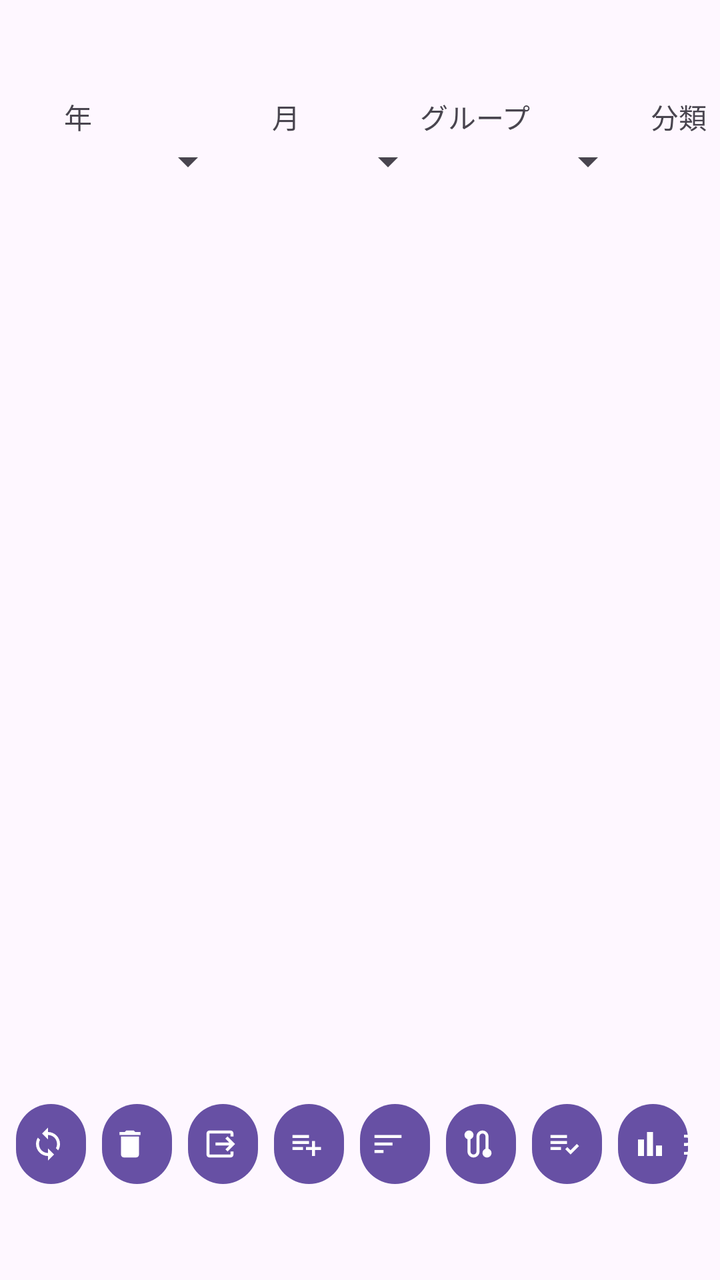
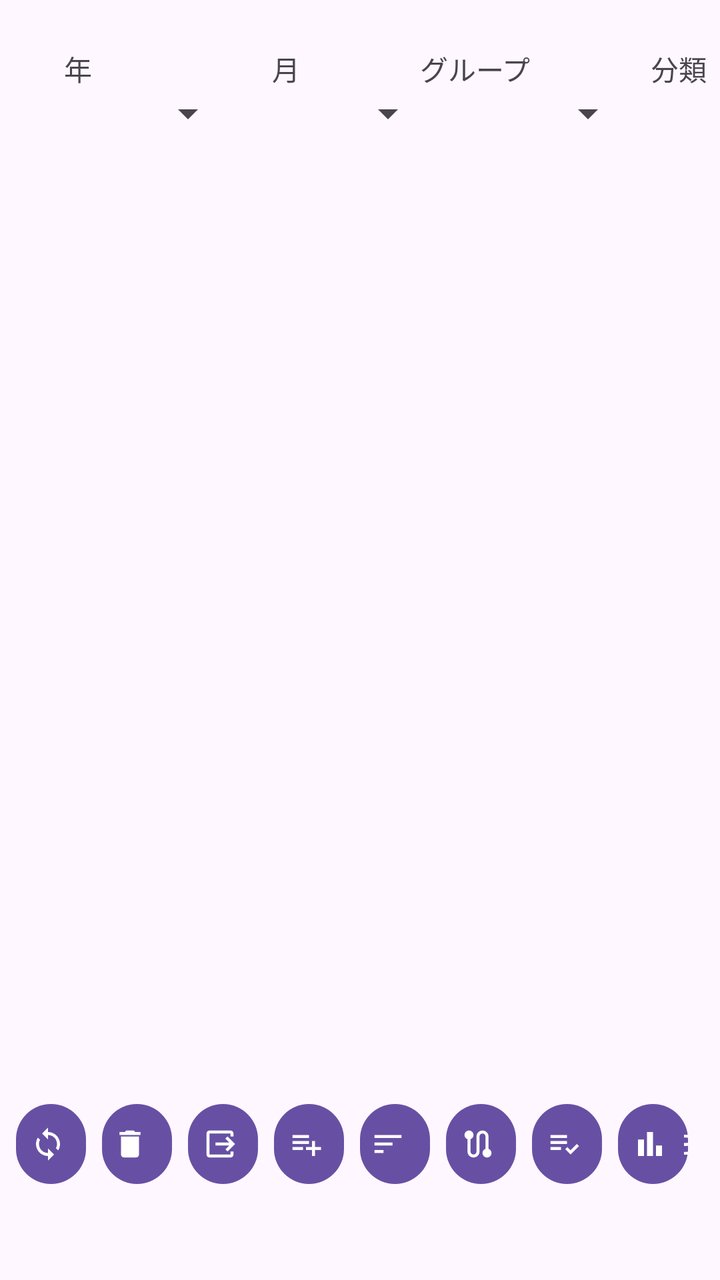

Screens rendered from an Android XML layout before and after an edit, with the pre-edit source and the edit as a unified diff.
<!-- AndroidManifest.xml: application theme Theme.MyApplication4 -->
<!-- res/layout/activity_gps_trace_list.xml -->
<?xml version="1.0" encoding="utf-8"?>
<androidx.constraintlayout.widget.ConstraintLayout xmlns:android="http://schemas.android.com/apk/res/android"
    xmlns:app="http://schemas.android.com/apk/res-auto"
    xmlns:tools="http://schemas.android.com/tools"
    android:id="@+id/main"
    android:layout_width="match_parent"
    android:layout_height="match_parent"
    tools:context=".GpsTraceListActivity">

    <Spinner
        android:id="@+id/spinner7"
        android:layout_width="110dp"
        android:layout_height="wrap_content"
        android:layout_marginStart="8dp"
        app:layout_constraintStart_toStartOf="parent"
        app:layout_constraintTop_toBottomOf="@+id/textView34" />

    <Spinner
        android:id="@+id/spinner8"
        android:layout_width="100dp"
        android:layout_height="wrap_content"
        app:layout_constraintStart_toEndOf="@+id/spinner14"
        app:layout_constraintTop_toBottomOf="@+id/textView35" />

    <Spinner
        android:id="@+id/spinner9"
        android:layout_width="100dp"
        android:layout_height="wrap_content"
        android:layout_marginStart="8dp"
        app:layout_constraintStart_toEndOf="@+id/spinner8"
        app:layout_constraintTop_toBottomOf="@+id/textView36" />

    <Button
        android:id="@+id/button17"
        android:layout_width="35dp"
        android:layout_height="wrap_content"
        android:layout_marginStart="8dp"
        android:layout_marginBottom="44dp"
        android:paddingLeft="7dp"
        app:icon="@drawable/ic_baseline_sync_24"
        app:layout_constraintBottom_toBottomOf="parent"
        app:layout_constraintStart_toStartOf="parent" />

    <Button
        android:id="@+id/button18"
        android:layout_width="35dp"
        android:layout_height="wrap_content"
        android:layout_marginStart="8dp"
        android:layout_marginBottom="44dp"
        android:paddingLeft="5dp"
        app:icon="@drawable/ic_baseline_delete_24"
        app:layout_constraintBottom_toBottomOf="parent"
        app:layout_constraintStart_toEndOf="@+id/button17" />

    <Button
        android:id="@+id/button19"
        android:layout_width="35dp"
        android:layout_height="wrap_content"
        android:layout_marginStart="8dp"
        android:layout_marginBottom="44dp"
        android:paddingLeft="5dp"
        app:icon="@drawable/ic_baseline_sort_24"
        app:layout_constraintBottom_toBottomOf="parent"
        app:layout_constraintStart_toEndOf="@+id/button27" />

    <Button
        android:id="@+id/button20"
        android:layout_width="35dp"
        android:layout_height="wrap_content"
        android:layout_marginStart="8dp"
        android:layout_marginBottom="44dp"
        android:paddingLeft="7dp"
        android:paddingRight="0dp"
        app:icon="@drawable/ic_baseline_route_24"
        app:layout_constraintBottom_toBottomOf="parent"
        app:layout_constraintStart_toEndOf="@+id/button19" />

    <ListView
        android:id="@+id/gpsTraceListView"
        android:layout_width="0dp"
        android:layout_height="0dp"
        android:layout_marginStart="1dp"
        android:layout_marginEnd="1dp"
        app:layout_constraintBottom_toTopOf="@+id/button17"
        app:layout_constraintEnd_toEndOf="parent"
        app:layout_constraintStart_toStartOf="parent"
        app:layout_constraintTop_toBottomOf="@+id/spinner9" />

    <TextView
        android:id="@+id/textView34"
        android:layout_width="wrap_content"
        android:layout_height="wrap_content"
        android:layout_marginStart="32dp"
        android:layout_marginTop="48dp"
        android:text="年"
        app:layout_constraintStart_toStartOf="parent"
        app:layout_constraintTop_toTopOf="parent" />

    <TextView
        android:id="@+id/textView35"
        android:layout_width="wrap_content"
        android:layout_height="wrap_content"
        android:layout_marginStart="60dp"
        android:text="グループ"
        app:layout_constraintStart_toEndOf="@+id/textView37"
        app:layout_constraintTop_toTopOf="@+id/textView37" />

    <TextView
        android:id="@+id/textView36"
        android:layout_width="wrap_content"
        android:layout_height="wrap_content"
        android:layout_marginStart="60dp"
        android:text="分類"
        app:layout_constraintStart_toEndOf="@+id/textView35"
        app:layout_constraintTop_toTopOf="@+id/textView35" />

    <Button
        android:id="@+id/button25"
        android:layout_width="35dp"
        android:layout_height="wrap_content"
        android:layout_marginStart="8dp"
        android:layout_marginBottom="44dp"
        android:paddingLeft="7dp"
        app:icon="@drawable/ic_outline_playlist_add_check_24"
        app:layout_constraintBottom_toBottomOf="parent"
        app:layout_constraintStart_toEndOf="@+id/button20" />

    <Button
        android:id="@+id/button27"
        android:layout_width="35dp"
        android:layout_height="wrap_content"
        android:layout_marginStart="8dp"
        android:layout_marginBottom="44dp"
        android:paddingLeft="7dp"
        android:paddingRight="0dp"
        app:icon="@drawable/ic_baseline_playlist_add_24"
        app:layout_constraintBottom_toBottomOf="parent"
        app:layout_constraintStart_toEndOf="@+id/button28" />

    <Button
        android:id="@+id/button28"
        android:layout_width="35dp"
        android:layout_height="wrap_content"
        android:layout_marginStart="8dp"
        android:layout_marginBottom="44dp"
        android:paddingLeft="7dp"
        android:paddingRight="0dp"
        app:icon="@drawable/ic_baseline_output_24"
        app:layout_constraintBottom_toBottomOf="parent"
        app:layout_constraintStart_toEndOf="@+id/button18" />

    <Button
        android:id="@+id/button"
        android:layout_width="35dp"
        android:layout_height="wrap_content"
        android:layout_marginStart="8dp"
        android:layout_marginBottom="44dp"
        android:paddingLeft="7dp"
        android:paddingRight="0dp"
        android:text="B"
        app:icon="@drawable/outline_bar_chart_24"
        app:layout_constraintBottom_toBottomOf="parent"
        app:layout_constraintStart_toEndOf="@+id/button25" />

    <Spinner
        android:id="@+id/spinner14"
        android:layout_width="100dp"
        android:layout_height="wrap_content"
        app:layout_constraintStart_toEndOf="@+id/spinner7"
        app:layout_constraintTop_toBottomOf="@+id/textView37" />

    <TextView
        android:id="@+id/textView37"
        android:layout_width="wrap_content"
        android:layout_height="wrap_content"
        android:layout_marginStart="90dp"
        android:text="月"
        app:layout_constraintStart_toEndOf="@+id/textView34"
        app:layout_constraintTop_toTopOf="@+id/textView34" />

</androidx.constraintlayout.widget.ConstraintLayout>
<!-- resources referenced by this layout -->
<resources>
  <!-- drawable ic_baseline_delete_24 (drawable) -->
  <vector android:height="24dp" android:tint="#000000"
      android:viewportHeight="24" android:viewportWidth="24"
      android:width="24dp" xmlns:android="http://schemas.android.com/apk/res/android">
      <path android:fillColor="@android:color/white" android:pathData="M6,19c0,1.1 0.9,2 2,2h8c1.1,0 2,-0.9 2,-2V7H6v12zM19,4h-3.5l-1,-1h-5l-1,1H5v2h14V4z"/>
  </vector>
  <!-- drawable ic_baseline_output_24 (drawable) -->
  <vector android:height="24dp" android:tint="#000000"
      android:viewportHeight="24" android:viewportWidth="24"
      android:width="24dp" xmlns:android="http://schemas.android.com/apk/res/android">
      <path android:fillColor="@android:color/white" android:pathData="M17,17l5,-5l-5,-5l-1.41,1.41l2.58,2.59l-9.17,0l0,2l9.17,0l-2.58,2.59z"/>
      <path android:fillColor="@android:color/white" android:pathData="M19,19H5V5h14v2h2V5c0,-1.1 -0.89,-2 -2,-2H5C3.9,3 3,3.9 3,5v14c0,1.1 0.9,2 2,2h14c1.11,0 2,-0.9 2,-2v-2h-2V19z"/>
  </vector>
  <!-- drawable ic_baseline_playlist_add_24 (drawable) -->
  <vector android:autoMirrored="true" android:height="24dp"
      android:tint="#000000" android:viewportHeight="24"
      android:viewportWidth="24" android:width="24dp" xmlns:android="http://schemas.android.com/apk/res/android">
      <path android:fillColor="@android:color/white" android:pathData="M14,10H3v2h11V10zM14,6H3v2h11V6zM18,14v-4h-2v4h-4v2h4v4h2v-4h4v-2H18zM3,16h7v-2H3V16z"/>
  </vector>
  <!-- drawable ic_baseline_route_24 (drawable) -->
  <vector android:height="24dp" android:tint="#000000"
      android:viewportHeight="24" android:viewportWidth="24"
      android:width="24dp" xmlns:android="http://schemas.android.com/apk/res/android">
      <path android:fillColor="@android:color/white" android:pathData="M19,15.18V7c0,-2.21 -1.79,-4 -4,-4s-4,1.79 -4,4v10c0,1.1 -0.9,2 -2,2s-2,-0.9 -2,-2V8.82C8.16,8.4 9,7.3 9,6c0,-1.66 -1.34,-3 -3,-3S3,4.34 3,6c0,1.3 0.84,2.4 2,2.82V17c0,2.21 1.79,4 4,4s4,-1.79 4,-4V7c0,-1.1 0.9,-2 2,-2s2,0.9 2,2v8.18c-1.16,0.41 -2,1.51 -2,2.82c0,1.66 1.34,3 3,3s3,-1.34 3,-3C21,16.7 20.16,15.6 19,15.18z"/>
  </vector>
  <!-- drawable ic_baseline_sort_24 (drawable) -->
  <vector android:autoMirrored="true" android:height="24dp"
      android:tint="#000000" android:viewportHeight="24"
      android:viewportWidth="24" android:width="24dp" xmlns:android="http://schemas.android.com/apk/res/android">
      <path android:fillColor="@android:color/white" android:pathData="M3,18h6v-2L3,16v2zM3,6v2h18L21,6L3,6zM3,13h12v-2L3,11v2z"/>
  </vector>
  <!-- drawable ic_baseline_sync_24 (drawable) -->
  <vector xmlns:android="http://schemas.android.com/apk/res/android"
      android:width="24dp"
      android:height="24dp"
      android:viewportWidth="24"
      android:viewportHeight="24"
      android:tint="?attr/colorControlNormal">
    <path
        android:fillColor="@android:color/white"
        android:pathData="M12,4L12,1L8,5l4,4L12,6c3.31,0 6,2.69 6,6 0,1.01 -0.25,1.97 -0.7,2.8l1.46,1.46C19.54,15.03 20,13.57 20,12c0,-4.42 -3.58,-8 -8,-8zM12,18c-3.31,0 -6,-2.69 -6,-6 0,-1.01 0.25,-1.97 0.7,-2.8L5.24,7.74C4.46,8.97 4,10.43 4,12c0,4.42 3.58,8 8,8v3l4,-4 -4,-4v3z"/>
  </vector>
  <!-- drawable outline_bar_chart_24 (drawable) -->
  <vector xmlns:android="http://schemas.android.com/apk/res/android" android:height="24dp" android:tint="#000000" android:viewportHeight="960" android:viewportWidth="960" android:width="24dp">
        
      <path android:fillColor="@android:color/white" android:pathData="M640,800L640,520L800,520L800,800L640,800ZM400,800L400,160L560,160L560,800L400,800ZM160,800L160,360L320,360L320,800L160,800Z"/>
      
  </vector>
  <style name="Theme.MyApplication4" parent="Base.Theme.MyApplication4" />
  <style name="Base.Theme.MyApplication4" parent="Theme.Material3.DayNight">
          
          
      </style>
  <!-- unchanged entries left out for length: 1 -->
</resources>

<!-- the commit's change to res/layout/activity_gps_trace_list.xml (unified diff, before → after) -->
@@ -91,7 +91,7 @@
         android:layout_width="wrap_content"
         android:layout_height="wrap_content"
         android:layout_marginStart="32dp"
-        android:layout_marginTop="48dp"
+        android:layout_marginTop="24dp"
         android:text="年"
         app:layout_constraintStart_toStartOf="parent"
         app:layout_constraintTop_toTopOf="parent" />
